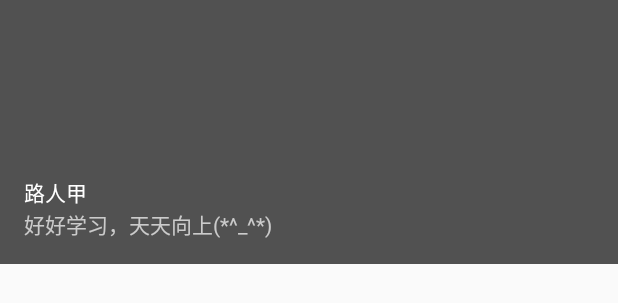
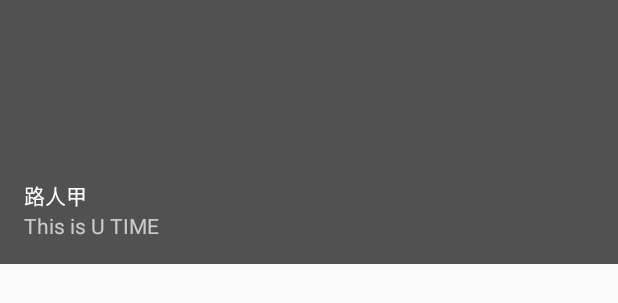
Before and after one commit to U-TIME-app/myapp, an Android app: the layout nav_header_main.xml on its own in the app's theme, with its tools: preview values and no code run, on a phone screen of 412 x 824 dp. Shown: the top 303 px of the screen. Run offline under Robolectric (Android 15) with nearby library versions, the phone set to English and light mode, and no system bars.

Commit message:
modify the nav_header

```diff
--- a/MyApplication/app/src/main/java/com/example/myapplication/MainActivity.java
+++ b/MyApplication/app/src/main/java/com/example/myapplication/MainActivity.java
@@ -238,9 +238,7 @@ public class MainActivity extends AppCompatActivity implements
                 }else if(id == R.id.nav_recovery){
                     recovery();
                 }
-                else if (id == R.id.nav_notify) {
-
-                }  else if (id == R.id.nav_share) {
+                else if (id == R.id.nav_share) {
                     Intent intent=new Intent(MainActivity.this,share.class);
                     startActivity(intent);
                 } else if (id == R.id.nav_login) {
--- a/MyApplication/app/src/main/res/layout/nav_header_main.xml
+++ b/MyApplication/app/src/main/res/layout/nav_header_main.xml
@@ -25,6 +25,6 @@
         android:id="@+id/textView"
         android:layout_width="wrap_content"
         android:layout_height="wrap_content"
-        android:text="好好学习，天天向上(*^_^*)" />
+        android:text="This is U TIME" />
 
 </LinearLayout>
--- a/MyApplication/app/src/main/res/menu/activity_main_drawer.xml
+++ b/MyApplication/app/src/main/res/menu/activity_main_drawer.xml
@@ -16,10 +16,6 @@
             android:id="@+id/nav_recovery"
             android:icon="@drawable/ic_restore_black_24dp"
             android:title="资料恢复" />
-        <item
-            android:id="@+id/nav_notify"
-            android:icon="@drawable/ic_add_alert_black_24dp"
-            android:title="系统通知" />
         <item
             android:id="@+id/nav_share"
             android:icon="@drawable/ic_menu_share"
```
Also changed, not shown: MyApplication/app/src/main/res/drawable/d00.png (added), MyApplication/app/src/main/res/drawable/timg.png (added). Lines whose indentation alone changed are shown as unchanged.
